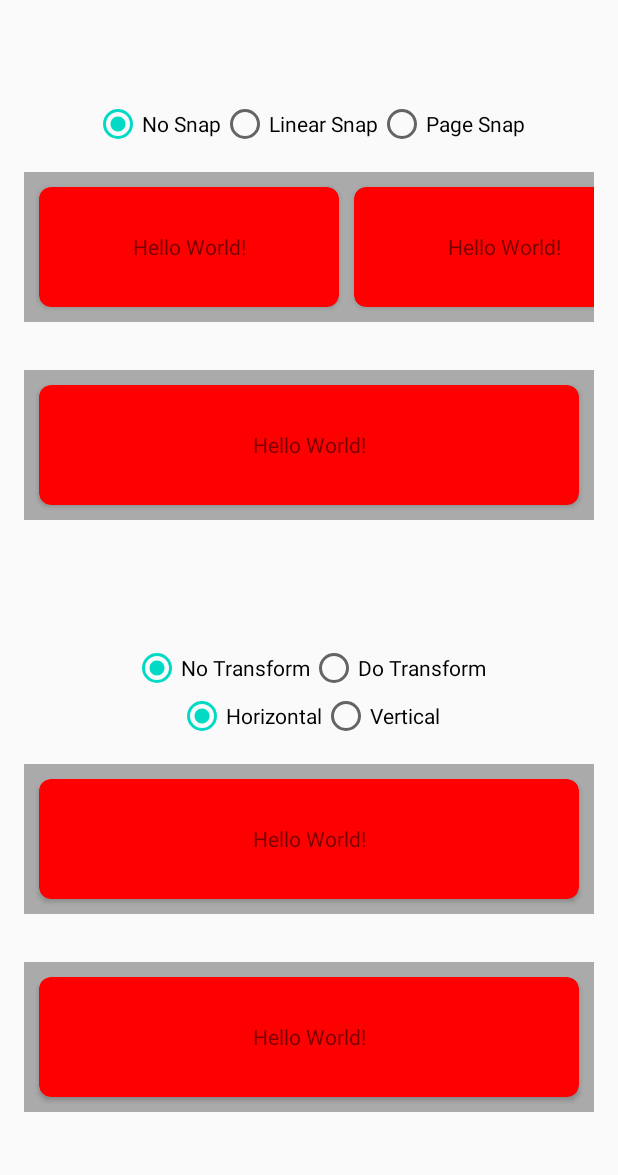
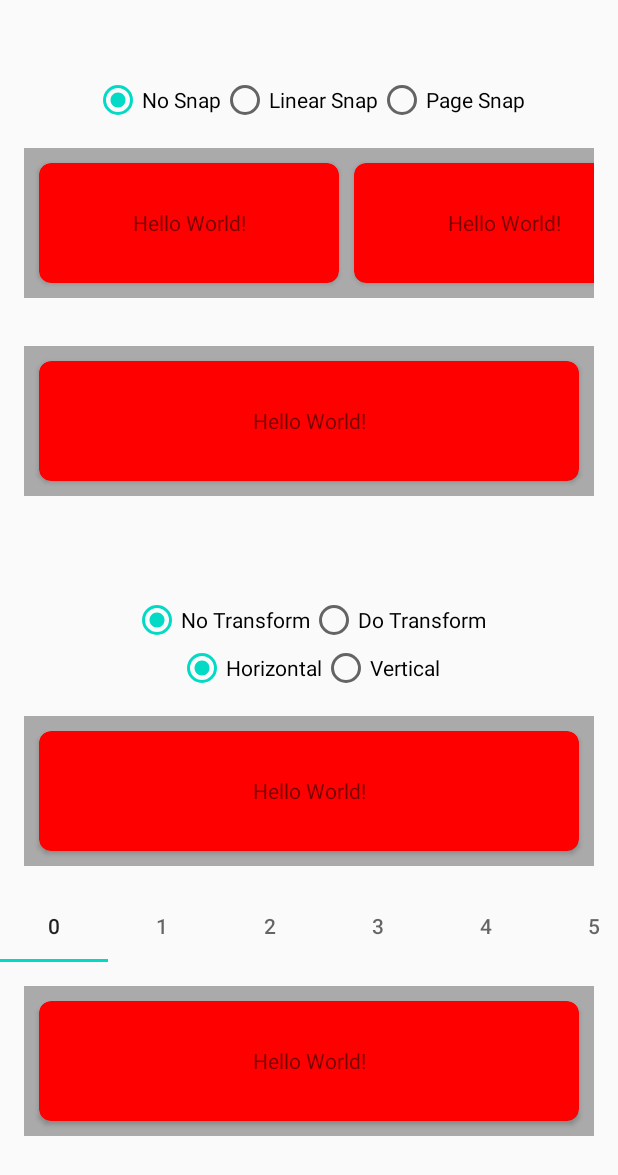
Before and after one commit to elye/demo_android_viewpager2_recyclerview, an Android app: the screen it shows after launch (MainActivity), on a phone screen of 412 x 824 dp. Shown: the top 1175 px of the screen. Run offline under Robolectric (Android 15) with nearby library versions, the phone set to English and light mode, and no system bars.

Commit message:
Add tab to viewpager2

```diff
--- a/app/build.gradle
+++ b/app/build.gradle
@@ -31,6 +31,7 @@ dependencies {
     implementation 'androidx.appcompat:appcompat:1.1.0'
     implementation 'androidx.constraintlayout:constraintlayout:1.1.3'
     implementation 'androidx.recyclerview:recyclerview:1.1.0'
+    implementation 'com.google.android.material:material:1.3.0-alpha01'
     implementation 'androidx.viewpager2:viewpager2:1.0.0'
     implementation 'androidx.cardview:cardview:1.0.0'
     testImplementation 'junit:junit:4.12'
--- a/app/src/main/java/com/elyeproj/myapplication/MainActivity.kt
+++ b/app/src/main/java/com/elyeproj/myapplication/MainActivity.kt
@@ -8,6 +8,7 @@ import androidx.recyclerview.widget.LinearLayoutManager
 import androidx.recyclerview.widget.LinearSnapHelper
 import androidx.recyclerview.widget.PagerSnapHelper
 import androidx.viewpager2.widget.ViewPager2
+import com.google.android.material.tabs.TabLayoutMediator
 import kotlinx.android.synthetic.main.activity_main.*
 import kotlin.math.abs
 
@@ -63,14 +64,10 @@ class MainActivity : FragmentActivity() {
                 R.id.radio_no_transform -> {
                     view_pager.setPageTransformer(defaultPageTransformer)
                     view_pager_fragment.setPageTransformer(defaultPageTransformer)
-                    view_pager.orientation = ViewPager2.ORIENTATION_VERTICAL
-                    view_pager_fragment.orientation = ViewPager2.ORIENTATION_VERTICAL
                 }
                 R.id.radio_do_transform -> {
                     view_pager.setPageTransformer(pageTransformer)
                     view_pager_fragment.setPageTransformer(pageTransformer)
-                    view_pager.orientation = ViewPager2.ORIENTATION_VERTICAL
-                    view_pager_fragment.orientation = ViewPager2.ORIENTATION_VERTICAL
                 }
             }
         }
@@ -108,5 +105,9 @@ class MainActivity : FragmentActivity() {
         view_pager_fragment.apply {
             adapter = MyFragmentStateAdapter(this@MainActivity)
         }
+
+        TabLayoutMediator(view_pager_fragment_tabs, view_pager_fragment) { tab, position ->
+            tab.text = position.toString()
+        }.attach()
     }
 }
--- a/app/src/main/res/layout/activity_main.xml
+++ b/app/src/main/res/layout/activity_main.xml
@@ -127,11 +127,20 @@
             android:layout_height="100dp"
             android:layout_margin="16dp"
             android:background="@android:color/darker_gray"
-            app:layout_constraintBottom_toTopOf="@id/view_pager_fragment"
+            app:layout_constraintBottom_toTopOf="@id/view_pager_fragment_tabs"
             app:layout_constraintLeft_toLeftOf="parent"
             app:layout_constraintRight_toRightOf="parent"
             app:layout_constraintTop_toBottomOf="@id/orientation_transition" />
 
+        <com.google.android.material.tabs.TabLayout
+            android:id="@+id/view_pager_fragment_tabs"
+            android:layout_width="match_parent"
+            android:layout_height="wrap_content"
+            app:tabMode="scrollable"
+            app:layout_constraintTop_toBottomOf="@id/view_pager"
+            app:layout_constraintBottom_toTopOf="@id/view_pager_fragment"
+            app:layout_constraintLeft_toLeftOf="parent"
+            app:layout_constraintRight_toRightOf="parent" />
         <androidx.viewpager2.widget.ViewPager2
             android:id="@+id/view_pager_fragment"
             android:layout_width="match_parent"
@@ -141,7 +150,7 @@
             app:layout_constraintBottom_toBottomOf="parent"
             app:layout_constraintLeft_toLeftOf="parent"
             app:layout_constraintRight_toRightOf="parent"
-            app:layout_constraintTop_toBottomOf="@id/view_pager" />
+            app:layout_constraintTop_toBottomOf="@id/view_pager_fragment_tabs" />
     </androidx.constraintlayout.widget.ConstraintLayout>
 
 </androidx.constraintlayout.widget.ConstraintLayout>
```
